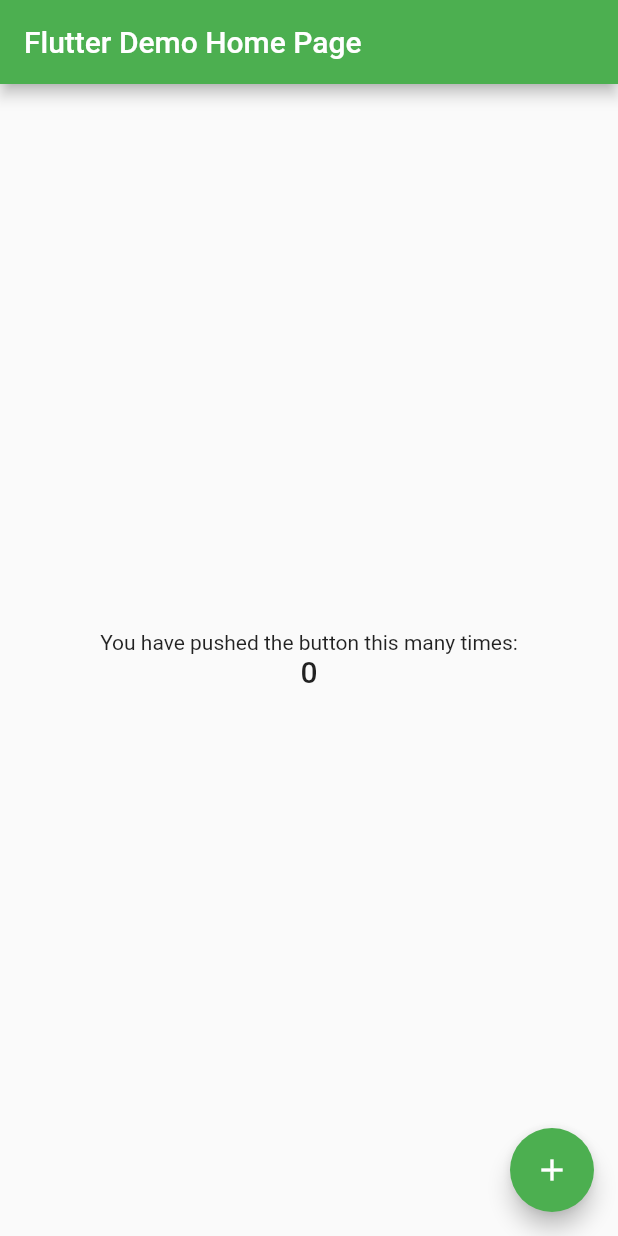
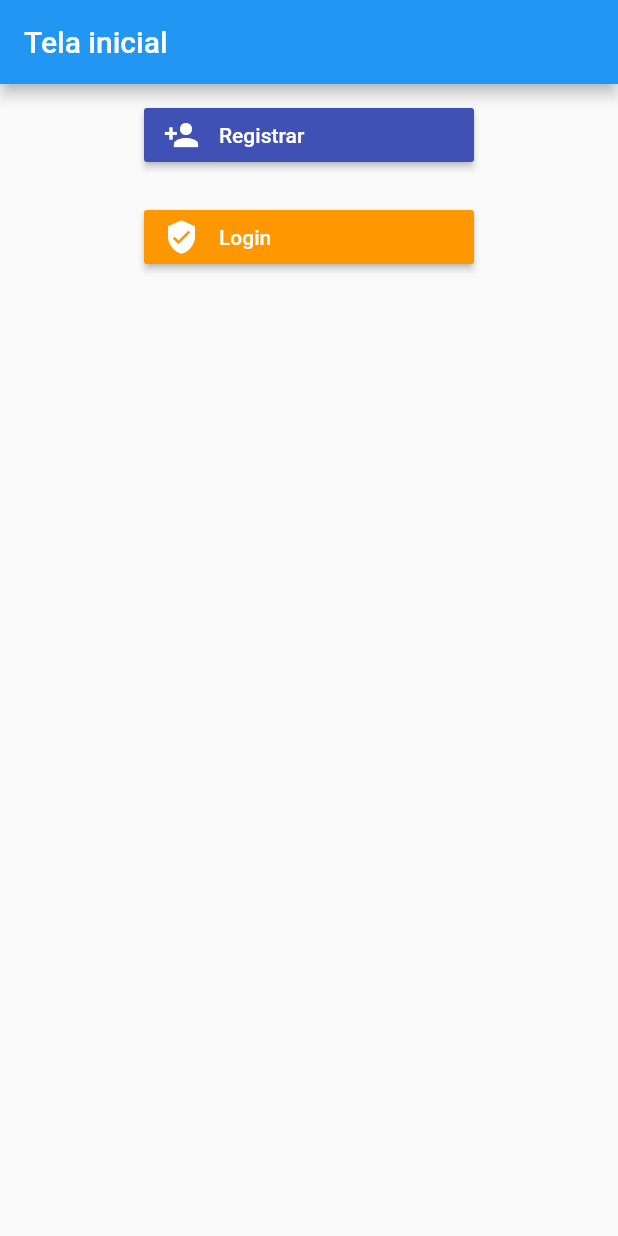
Before and after one commit to JenniferBrito/tcc, a Flutter app: the screen it shows after launch, on a phone screen of 412 x 824 dp. Run offline on Flutter 3.47's test engine with Material 2 defaults, Android fonts, the light colour scheme and no system bars; our stand-ins replace firebase_auth, firebase_core, flutter_signin_button; accounts and stored records are empty.

Commit message:
tela de login adicionada

```diff
--- a/lib/main.dart
+++ b/lib/main.dart
@@ -1,113 +1,66 @@
+import 'package:firebase_core/firebase_core.dart';
 import 'package:flutter/material.dart';
+import 'package:flutter_signin_button/button_builder.dart';
+import 'package:tcc/providers/cadastro_user.dart';
+import 'providers/login_user.dart';
 
-void main() {
+Future<void> main() async {
+  WidgetsFlutterBinding.ensureInitialized();
+  await Firebase.initializeApp();
   runApp(MyApp());
 }
 
 class MyApp extends StatelessWidget {
-  // This widget is the root of your application.
   @override
   Widget build(BuildContext context) {
     return MaterialApp(
-      title: 'Flutter Demo',
-      theme: ThemeData(
-        // This is the theme of yo application.
-        //
-        // Try running your application with "flutter run". You'll see the
-        // application has a blue toolbar. Then, without quitting the app, try
-        // changing the primarySwatch below to Colors.green and then invoke
-        // "hot reload" (press "r" in the console where you ran "flutter run",
-        // or simply save your changes to "hot reload" in a Flutter IDE).
-        // Notice that the counter didn't reset back to zero; the application
-        // is not restarted.
-        primarySwatch: Colors.green,
+      title: 'Tela inicial',
+      theme: ThemeData.light(),
+      home: Scaffold(
+        body: AuthTypeSelector(),
       ),
-      home: MyHomePage(title: 'Flutter Demo Home Page'),
     );
   }
 }
 
-class MyHomePage extends StatefulWidget {
-  MyHomePage({Key key, this.title}) : super(key: key);
-
-  // This widget is the home page of your application. It is stateful, meaning
-  // that it has a State object (defined below) that contains fields that affect
-  // how it looks.
-
-  // This class is the configuration for the state. It holds the values (in this
-  // case the title) provided by the parent (in this case the App widget) and
-  // used by the build method of the State. Fields in a Widget subclass are
-  // always marked "final".
-
-  final String title;
-
-  @override
-  _MyHomePageState createState() => _MyHomePageState();
-}
-
-class _MyHomePageState extends State<MyHomePage> {
-  int _counter = 0;
-
-  void _incrementCounter() {
-    setState(() {
-      // This call to setState tells the Flutter framework that something has
-      // changed in this State, which causes it to rerun the build method below
-      // so that the display can reflect the updated values. If we changed
-      // _counter without calling setState(), then the build method would not be
-      // called again, and so nothing would appear to happen.
-      _counter--;
-    });
+class AuthTypeSelector extends StatelessWidget {
+  void _pushPage(BuildContext context, Widget page) {
+    Navigator.of(context).push(
+      MaterialPageRoute<void>(builder: (_) => page),
+    );
   }
 
   @override
   Widget build(BuildContext context) {
-    // This method is rerun every time setState is called, for instance as done
-    // by the _incrementCounter method above.
-    //
-    // The Flutter framework has been optimized to make rerunning build methods
-    // fast, so that you can just rebuild anything that needs updating rather
-    // than having to individually change instances of widgets.
     return Scaffold(
       appBar: AppBar(
-        // Here we take the value from the MyHomePage object that was created by
-        // the App.build method, and use it to set our appbar title.
-        title: Text(widget.title),
+        title: const Text('Tela inicial'),
       ),
-      body: Center(
-        // Center is a layout widget. It takes a single child and positions it
-        // in the middle of the parent.
-        child: Column(
-          // Column is also a layout widget. It takes a list of children and
-          // arranges them vertically. By default, it sizes itself to fit its
-          // children horizontally, and tries to be as tall as its parent.
-          //
-          // Invoke "debug painting" (press "p" in the console, choose the
-          // "Toggle Debug Paint" action from the Flutter Inspector in Android
-          // Studio, or the "Toggle Debug Paint" command in Visual Studio Code)
-          // to see the wireframe for each widget.
-          //
-          // Column has various properties to control how it sizes itself and
-          // how it positions its children. Here we use mainAxisAlignment to
-          // center the children vertically; the main axis here is the vertical
-          // axis because Columns are vertical (the cross axis would be
-          // horizontal).
-          mainAxisAlignment: MainAxisAlignment.center,
-          children: <Widget>[
-            Text(
-              'You have pushed the button this many times:',
+      body: Column(
+        crossAxisAlignment: CrossAxisAlignment.start,
+        children: [
+          Container(
+            padding: const EdgeInsets.all(10),
+            alignment: Alignment.center,
+            child: SignInButtonBuilder(
+              icon: Icons.person_add,
+              backgroundColor: Colors.indigo,
+              text: 'Registrar',
+              onPressed: () => _pushPage(context, Cadastro()),
             ),
-            Text(
-              '$_counter',
-              style: Theme.of(context).textTheme.headline6,
+          ),
+          Container(
+            padding: const EdgeInsets.all(10),
+            alignment: Alignment.center,
+            child: SignInButtonBuilder(
+              icon: Icons.verified_user,
+              backgroundColor: Colors.orange,
+              text: 'Login',
+              onPressed: () => _pushPage(context, Login()),
             ),
-          ],
-        ),
+          )
+        ],
       ),
-      floatingActionButton: FloatingActionButton(
-        onPressed: _incrementCounter,
-        tooltip: 'Increment',
-        child: Icon(Icons.add),
-      ), // This trailing comma makes auto-formatting nicer for build methods.
     );
   }
 }
--- a/pubspec.yaml
+++ b/pubspec.yaml
@@ -23,14 +23,16 @@
 dependencies:
   flutter:
     sdk: flutter
-
+  firebase_core: "0.7.0"
+  firebase_auth: "^0.20.1"
+  flutter_signin_button: ^2.0.0
 
   # The following adds the Cupertino Icons font to your application.
   # Use with the CupertinoIcons class for iOS style icons.
   cupertino_icons: ^1.0.2
 
   # adiciona plugin do firestore
-  cloud_firestore: ^2.0.0
+  # cloud_firestore: ^2.0.0
 
 dev_dependencies:
   flutter_test:
```
Also changed, not shown: lib/providers/cadastro_user.dart (added, +110 -0 lines), lib/providers/login_user.dart (added, +157 -0 lines), pubspec.lock, 2 other files.
